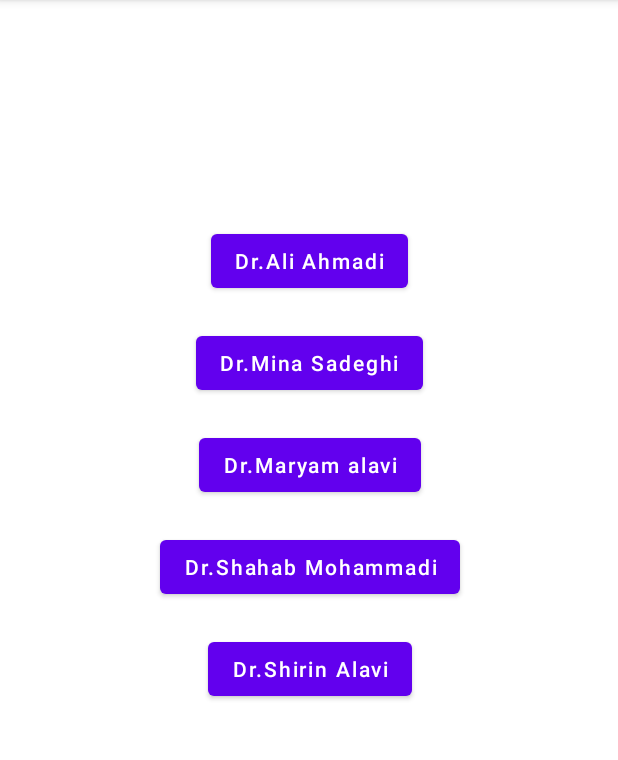
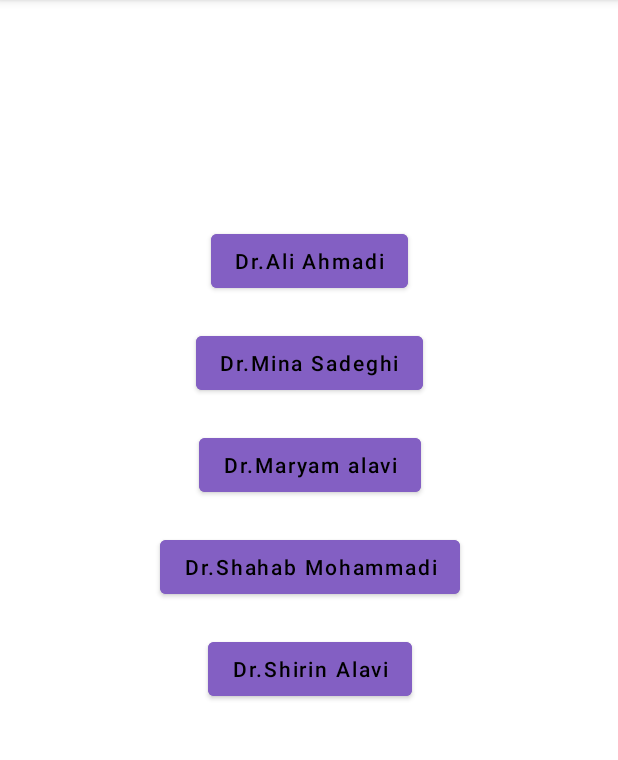
Before and after one commit to maryamtaheri88/Doctors, an Android app: the screen it shows after launch (listOfDoctors), on a phone screen of 412 x 824 dp, the part 84-844 px from its top. Run offline under Robolectric (Android 15) with nearby library versions, the phone set to English and light mode, and no system bars.

Commit message:
complete list of doctor`s info

```diff
--- a/app/src/main/res/layout/activity_list_of_doctors.xml
+++ b/app/src/main/res/layout/activity_list_of_doctors.xml
@@ -15,7 +15,9 @@
         android:layout_width="wrap_content"
         android:layout_height="wrap_content"
         android:text="Dr.Ali Ahmadi"
-        android:textAllCaps="false"/>
+        android:textAllCaps="false"
+        android:backgroundTint="@color/listOfDoctors"
+        android:textColor="@color/black"/>
 
     <Button
         android:id="@+id/mina_sadeghi"
@@ -26,7 +28,9 @@
         android:text="Dr.Mina Sadeghi"
         android:layout_width="wrap_content"
         android:layout_height="wrap_content"
-        android:textAllCaps="false"/>
+        android:textAllCaps="false"
+        android:backgroundTint="@color/listOfDoctors"
+        android:textColor="@color/black"/>
 
     <Button
         android:id="@+id/maryam_alavi"
@@ -37,7 +41,9 @@
         app:layout_constraintEnd_toEndOf="@id/mina_sadeghi"
         android:layout_width="wrap_content"
         android:layout_height="wrap_content"
-        android:textAllCaps="false"/>
+        android:textAllCaps="false"
+        android:backgroundTint="@color/listOfDoctors"
+        android:textColor="@color/black"/>
 
     <Button
         android:id="@+id/shahab_mohamadi"
@@ -48,7 +54,9 @@
         app:layout_constraintEnd_toEndOf="@id/maryam_alavi"
         android:layout_width="wrap_content"
         android:layout_height="wrap_content"
-        android:textAllCaps="false"/>
+        android:textAllCaps="false"
+        android:backgroundTint="@color/listOfDoctors"
+        android:textColor="@color/black"/>
 
     <Button
         android:id="@+id/shirin_alavi"
@@ -59,7 +67,9 @@
         android:text="Dr.Shirin Alavi"
         android:layout_width="wrap_content"
         android:layout_height="wrap_content"
-        android:textAllCaps="false"/>
+        android:textAllCaps="false"
+        android:backgroundTint="@color/listOfDoctors"
+        android:textColor="@color/black"/>
 
 
 
--- a/app/src/main/res/values/colors.xml
+++ b/app/src/main/res/values/colors.xml
@@ -11,5 +11,6 @@
     <color name="home_visit">#EFB4C8</color>
     <color name="baby_book">#EFE9B4</color>
     <color name="faivarite">#A8CEEC</color>
+    <color name="listOfDoctors">#835FC3</color>
 
 </resources>
```
